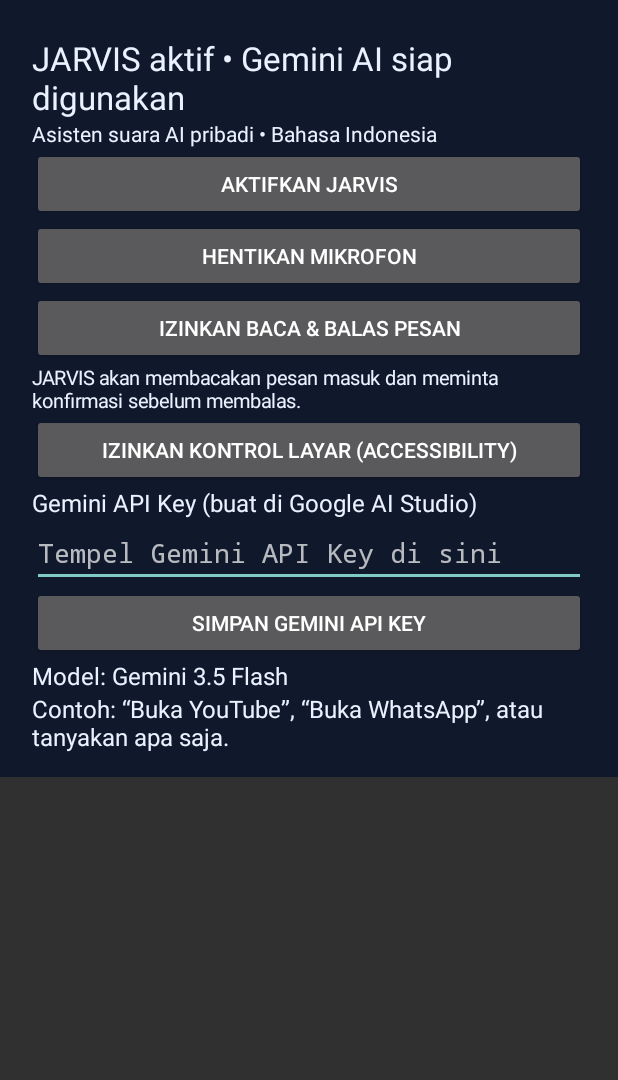
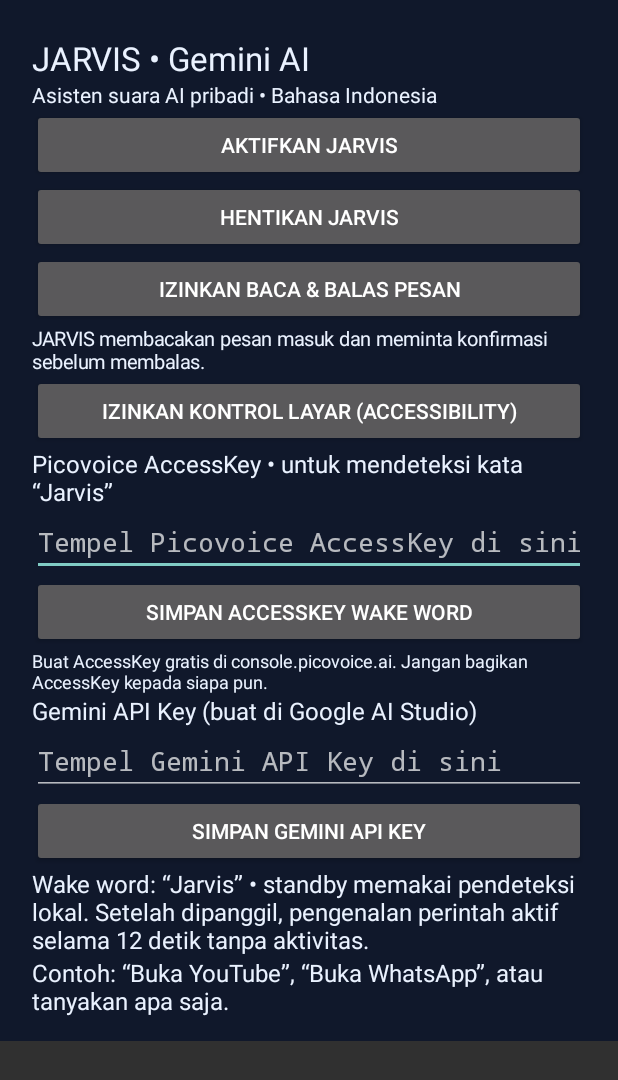
Before and after one commit to ekaseptiawan1/Jarvis, an Android app: the screen it shows after launch (MainActivity), after a tap on "AKTIFKAN JARVIS", on a phone screen of 412 x 824 dp. Shown: the top 1080 px of the screen. Run offline under Robolectric (Android 15) with nearby library versions, the phone set to English and light mode, and no system bars.

Commit message:
Add Picovoice AccessKey setting for Jarvis wake word

```diff
--- a/android/app/src/main/java/com/jarvis/assistant/MainActivity.kt
+++ b/android/app/src/main/java/com/jarvis/assistant/MainActivity.kt
@@ -15,6 +15,7 @@ import androidx.core.content.ContextCompat
 class MainActivity : Activity() {
     private lateinit var status: TextView
     private lateinit var apiKey: EditText
+    private lateinit var wakeKey: EditText
 
     override fun onCreate(savedInstanceState: Bundle?) {
         super.onCreate(savedInstanceState)
@@ -25,38 +26,68 @@ class MainActivity : Activity() {
             setBackgroundColor(0xFF10182B.toInt())
         }
         fun label(s: String, size: Float = 16f) = TextView(this).apply {
-            text = s; textSize = size; setTextColor(0xFFEAF2FF.toInt())
+            text = s
+            textSize = size
+            setTextColor(0xFFEAF2FF.toInt())
         }
+
         status = label("JARVIS • Gemini AI", 22f)
         layout.addView(status)
         layout.addView(label("Asisten suara AI pribadi • Bahasa Indonesia", 14f))
+
         val start = Button(this).apply { text = "AKTIFKAN JARVIS" }
         start.setOnClickListener { requestAndStart() }
         layout.addView(start)
-        val stop = Button(this).apply { text = "HENTIKAN MIKROFON" }
-        stop.setOnClickListener { stopService(Intent(this, VoiceService::class.java)); status.text = "Mikrofon dihentikan" }
+
+        val stop = Button(this).apply { text = "HENTIKAN JARVIS" }
+        stop.setOnClickListener {
+            stopService(Intent(this, VoiceService::class.java))
+            status.text = "JARVIS dihentikan"
+        }
         layout.addView(stop)
+
         val notifications = Button(this).apply { text = "IZINKAN BACA & BALAS PESAN" }
         notifications.setOnClickListener { startActivity(Intent(Settings.ACTION_NOTIFICATION_LISTENER_SETTINGS)) }
         layout.addView(notifications)
-        layout.addView(label("JARVIS akan membacakan pesan masuk dan meminta konfirmasi sebelum membalas.", 13f))
+        layout.addView(label("JARVIS membacakan pesan masuk dan meminta konfirmasi sebelum membalas.", 13f))
+
         val access = Button(this).apply { text = "IZINKAN KONTROL LAYAR (ACCESSIBILITY)" }
         access.setOnClickListener { startActivity(Intent(Settings.ACTION_ACCESSIBILITY_SETTINGS)) }
         layout.addView(access)
+
+        layout.addView(label("Picovoice AccessKey • untuk mendeteksi kata “Jarvis”"))
+        wakeKey = EditText(this).apply {
+            setText(prefs.getString("picovoice_key", ""))
+            setTextColor(-1)
+            hint = "Tempel Picovoice AccessKey di sini"
+            inputType = InputType.TYPE_CLASS_TEXT or InputType.TYPE_TEXT_VARIATION_PASSWORD
+        }
+        layout.addView(wakeKey)
+
+        val saveWake = Button(this).apply { text = "SIMPAN ACCESSKEY WAKE WORD" }
+        saveWake.setOnClickListener {
+            prefs.edit().putString("picovoice_key", wakeKey.text.toString().trim()).apply()
+            Toast.makeText(this, "Picovoice AccessKey disimpan di perangkat", Toast.LENGTH_SHORT).show()
+        }
+        layout.addView(saveWake)
+        layout.addView(label("Buat AccessKey gratis di console.picovoice.ai. Jangan bagikan AccessKey kepada siapa pun.", 12f))
+
         layout.addView(label("Gemini API Key (buat di Google AI Studio)"))
         apiKey = EditText(this).apply {
             setText(prefs.getString("gemini_key", ""))
-            setTextColor(-1); hint = "Tempel Gemini API Key di sini"
+            setTextColor(-1)
+            hint = "Tempel Gemini API Key di sini"
             inputType = InputType.TYPE_CLASS_TEXT or InputType.TYPE_TEXT_VARIATION_PASSWORD
         }
         layout.addView(apiKey)
+
         val save = Button(this).apply { text = "SIMPAN GEMINI API KEY" }
         save.setOnClickListener {
             prefs.edit().putString("gemini_key", apiKey.text.toString().trim()).apply()
             Toast.makeText(this, "Gemini API Key disimpan di perangkat", Toast.LENGTH_SHORT).show()
         }
         layout.addView(save)
-        layout.addView(label("Model: Gemini 3.5 Flash"))
+        layout.addView(label("Wake word: “Jarvis” • standby memakai pendeteksi lokal. Setelah dipanggil, pengenalan perintah aktif selama 12 detik tanpa aktivitas."))
         layout.addView(label("Contoh: “Buka YouTube”, “Buka WhatsApp”, atau tanyakan apa saja."))
         setContentView(ScrollView(this).apply { addView(layout) })
         requestPermissionsIfNeeded()
@@ -68,13 +99,24 @@ class MainActivity : Activity() {
         val missing = perms.filter { ContextCompat.checkSelfPermission(this, it) != PackageManager.PERMISSION_GRANTED }
         if (missing.isNotEmpty()) ActivityCompat.requestPermissions(this, missing.toTypedArray(), 9)
     }
+
     private fun requestAndStart() {
         if (ContextCompat.checkSelfPermission(this, Manifest.permission.RECORD_AUDIO) != PackageManager.PERMISSION_GRANTED) {
-            requestPermissionsIfNeeded(); return
+            requestPermissionsIfNeeded()
+            return
         }
-        getSharedPreferences("com.jarvis.assistant_preferences", 0).edit()
-            .putString("gemini_key", apiKey.text.toString().trim()).apply()
+        val prefs = getSharedPreferences("com.jarvis.assistant_preferences", 0)
+        val picovoice = wakeKey.text.toString().trim()
+        if (picovoice.isBlank()) {
+            Toast.makeText(this, "Masukkan Picovoice AccessKey untuk mengaktifkan wake word Jarvis", Toast.LENGTH_LONG).show()
+            wakeKey.requestFocus()
+            return
+        }
+        prefs.edit()
+            .putString("picovoice_key", picovoice)
+            .putString("gemini_key", apiKey.text.toString().trim())
+            .apply()
         ContextCompat.startForegroundService(this, Intent(this, VoiceService::class.java))
-        status.text = "JARVIS aktif • Gemini AI siap digunakan"
+        status.text = "JARVIS aktif • ucapkan “Jarvis”"
     }
 }
```
